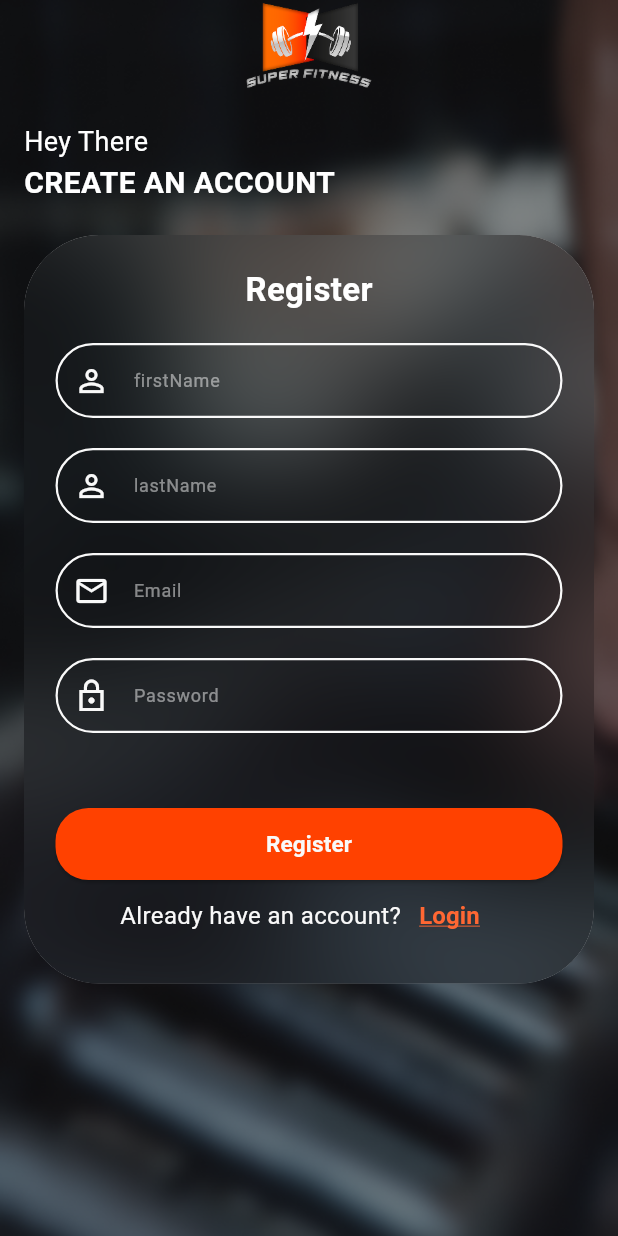
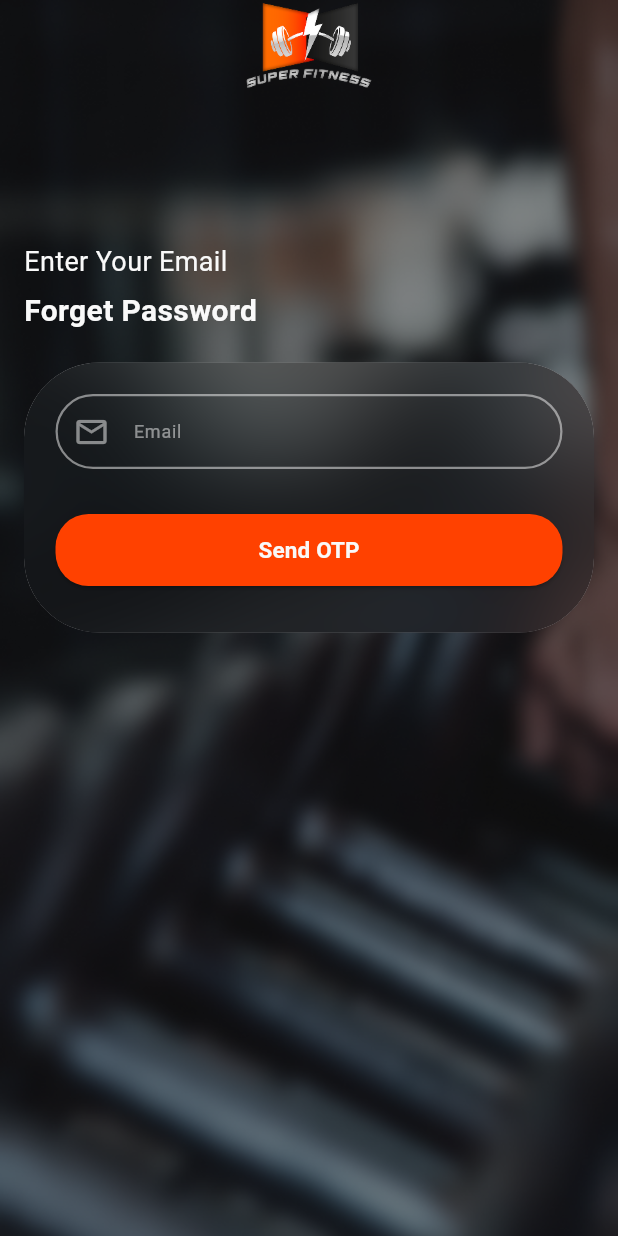
Before and after one commit to moyasser20/super_fitness_app, a Flutter app: the screen it shows after launch, after a tap on "Login", on a phone screen of 412 x 824 dp. Run offline on Flutter 3.47's test engine with Material 3 defaults, Android fonts, the phone set to English and light mode, and no system bars; our stand-ins replace another_flushbar, dio, flutter_bloc, flutter_otp_text_field, flutter_secure_storage, flutter_svg and 8 more; generated files the repository leaves out were written again.

Commit message:
finish the UI of Forget Password Feature

```diff
--- a/lib/core/l10n/app_en.arb
+++ b/lib/core/l10n/app_en.arb
@@ -1,4 +1,22 @@
 {
   "hello": "Hello",
-  "welcome": "Welcome to Super Fitness!"
+  "welcome": "Welcome to Super Fitness!",
+  "enterYourEmail": "Enter Your Email",
+  "forgetPassword": "Forget Password",
+  "emailHint": "Email",
+  "sendOtp": "Send OTP",
+  "emailValidation": "Please enter your email",
+  "otpCode": "OTP Code",
+  "enterOtpMessage": "Enter Your OTP Check Your Email",
+  "confirm": "Confirm",
+  "didntReceiveCode": "Didn't receive verification code?",
+  "resendCode": "Resend Code?",
+  "passwordRequirement": "Make sure it’s 8 characters or more",
+  "createNewPassword": "Create New Password",
+  "newPasswordHint": "New Password",
+  "confirmPasswordHint": "Confirm Password",
+  "passwordRequiredError": "Please enter your password",
+  "done": "Done",
+  "passwordInvalidError": "Password must contain at least 8 characters, including letters, numbers, and a special symbol",
+  "passwordMismatchError": "Passwords do not match"
 }
--- a/lib/core/l10n/translation/app_localizations.dart
+++ b/lib/core/l10n/translation/app_localizations.dart
@@ -106,6 +106,114 @@ abstract class AppLocalizations {
   /// In en, this message translates to:
   /// **'Welcome to Super Fitness!'**
   String get welcome;
+
+  /// No description provided for @enterYourEmail.
+  ///
+  /// In en, this message translates to:
+  /// **'Enter Your Email'**
+  String get enterYourEmail;
+
+  /// No description provided for @forgetPassword.
+  ///
+  /// In en, this message translates to:
+  /// **'Forget Password'**
+  String get forgetPassword;
+
+  /// No description provided for @emailHint.
+  ///
+  /// In en, this message translates to:
+  /// **'Email'**
+  String get emailHint;
+
+  /// No description provided for @sendOtp.
+  ///
+  /// In en, this message translates to:
+  /// **'Send OTP'**
+  String get sendOtp;
+
+  /// No description provided for @emailValidation.
+  ///
+  /// In en, this message translates to:
+  /// **'Please enter your email'**
+  String get emailValidation;
+
+  /// No description provided for @otpCode.
+  ///
+  /// In en, this message translates to:
+  /// **'OTP Code'**
+  String get otpCode;
+
+  /// No description provided for @enterOtpMessage.
+  ///
+  /// In en, this message translates to:
+  /// **'Enter Your OTP Check Your Email'**
+  String get enterOtpMessage;
+
+  /// No description provided for @confirm.
+  ///
+  /// In en, this message translates to:
+  /// **'Confirm'**
+  String get confirm;
+
+  /// No description provided for @didntReceiveCode.
+  ///
+  /// In en, this message translates to:
+  /// **'Didn\'t receive verification code?'**
+  String get didntReceiveCode;
+
+  /// No description provided for @resendCode.
+  ///
+  /// In en, this message translates to:
+  /// **'Resend Code?'**
+  String get resendCode;
+
+  /// No description provided for @passwordRequirement.
+  ///
+  /// In en, this message translates to:
+  /// **'Make sure it’s 8 characters or more'**
+  String get passwordRequirement;
+
+  /// No description provided for @createNewPassword.
+  ///
+  /// In en, this message translates to:
+  /// **'Create New Password'**
+  String get createNewPassword;
+
+  /// No description provided for @newPasswordHint.
+  ///
+  /// In en, this message translates to:
+  /// **'New Password'**
+  String get newPasswordHint;
+
+  /// No description provided for @confirmPasswordHint.
+  ///
+  /// In en, this message translates to:
+  /// **'Confirm Password'**
+  String get confirmPasswordHint;
+
+  /// No description provided for @passwordRequiredError.
+  ///
+  /// In en, this message translates to:
+  /// **'Please enter your password'**
+  String get passwordRequiredError;
+
+  /// No description provided for @done.
+  ///
+  /// In en, this message translates to:
+  /// **'Done'**
+  String get done;
+
+  /// No description provided for @passwordInvalidError.
+  ///
+  /// In en, this message translates to:
+  /// **'Password must contain at least 8 characters, including letters, numbers, and a special symbol'**
+  String get passwordInvalidError;
+
+  /// No description provided for @passwordMismatchError.
+  ///
+  /// In en, this message translates to:
+  /// **'Passwords do not match'**
+  String get passwordMismatchError;
 }
 
 class _AppLocalizationsDelegate extends LocalizationsDelegate<AppLocalizations> {
--- a/lib/core/routes/on_generate_route.dart
+++ b/lib/core/routes/on_generate_route.dart
@@ -1,6 +1,9 @@
 import 'package:flutter/material.dart';
 import 'package:super_fitness_app/core/routes/route_names.dart';
 
+import '../../features/auth/presentation/forgetpassword/view/screens/email_verification_screen.dart';
+import '../../features/auth/presentation/forgetpassword/view/screens/forget_password_screen.dart';
+import '../../features/auth/presentation/forgetpassword/view/screens/reset_password_screen.dart';
 import '../../features/auth/presentation/register/views/register_screen.dart';
 
 class Routes {
@@ -11,6 +14,21 @@ class Routes {
           builder: (context) => const RegisterScreen(),
           settings: settings,
         );
+        case AppRoutes.forgetPassword:
+        return MaterialPageRoute(
+          builder: (context) => const ForgetPasswordScreen(),
+          settings: settings,
+        );
+        case AppRoutes.emailVerification:
+        return MaterialPageRoute(
+          builder: (context) => const EmailVerificationScreen(),
+          settings: settings,
+        );
+        case AppRoutes.resetPassword:
+        return MaterialPageRoute(
+          builder: (context) => const ResetPasswordScreen(),
+          settings: settings,
+        );
 
       default:
         return MaterialPageRoute(builder: (_) => const Scaffold());
--- a/lib/core/widgets/custom_text_field.dart
+++ b/lib/core/widgets/custom_text_field.dart
@@ -88,11 +88,13 @@ class _CustomTextFormFieldState extends State<CustomTextFormField> {
         floatingLabelBehavior: FloatingLabelBehavior.always,
         focusedBorder: OutlineInputBorder(
           borderRadius: BorderRadius.circular(30),
-          borderSide: BorderSide(color: AppColors.white, width: 1.5),
+          borderSide: BorderSide(color: AppColors.white.withValues(alpha: 0.5),
+              width: 1.5),
         ),
         enabledBorder: OutlineInputBorder(
           borderRadius: BorderRadius.circular(30),
-          borderSide: BorderSide(color: AppColors.white, width: 1.5),
+          borderSide: BorderSide(color: AppColors.white.withValues(alpha: 0.5),
+              width: 1.5),
         ),
         hintText: widget.hint,
         hintStyle: TextStyle(color: AppColors.white.withValues(alpha: 0.5)),
@@ -102,7 +104,7 @@ class _CustomTextFormFieldState extends State<CustomTextFormField> {
                 ? IconButton(
                   icon: Icon(
                     isTextObscured ? Icons.visibility_off : Icons.visibility,
-                    color: AppColors.white,
+                    color: AppColors.white.withValues(alpha: 0.5),
                   ),
                   onPressed: () {
                     setState(() {
--- /dev/null
+++ b/lib/features/auth/presentation/forgetpassword/view/screens/forget_password_screen.dart
@@ -0,0 +1,88 @@
+import 'package:flutter/material.dart';
+import 'package:super_fitness_app/core/theme/app_colors.dart';
+
+import '../../../../../../core/common/widgets/container_with_blur_widget.dart';
+import '../../../../../../core/contants/app_icons.dart';
+import '../../../../../../core/contants/app_images.dart';
+import '../../../../../../core/l10n/translation/app_localizations.dart';
+import '../../../../../../core/routes/route_names.dart';
+import '../../../../../../core/widgets/custom_elevated_button.dart';
+import '../../../../../../core/widgets/custom_text_field.dart';
+
+class ForgetPasswordScreen extends StatelessWidget {
+  const ForgetPasswordScreen({super.key});
+
+  @override
+  Widget build(BuildContext context) {
+    final local = AppLocalizations.of(context)!;
+
+    return Scaffold(
+      body: Container(
+        width: double.infinity,
+        height: double.infinity,
+        decoration: BoxDecoration(
+          image: DecorationImage(
+            image: AssetImage(AppImages.fitnessBc),
+            fit: BoxFit.cover,
+          ),
+        ),
+        child: Padding(
+          padding: const EdgeInsets.symmetric(horizontal: 16.0),
+          child: Column(
+            crossAxisAlignment: CrossAxisAlignment.start,
+            children: [
+              SafeArea(
+                child: Center(
+                  child: Image.asset(AppIcons.fitnessLogo, width: 90),
+                ),
+              ),
+              const SizedBox(height: 100),
+              Text(
+                local.enterYourEmail,
+                style: const TextStyle(fontSize: 18, color:  AppColors.white),
+              ),
+              const SizedBox(height: 5),
+              Text(
+                local.forgetPassword,
+                style: const TextStyle(
+                  fontSize: 20,
+                  fontWeight: FontWeight.bold,
+                  color:  AppColors.white,
+                ),
+              ),
+              const SizedBox(height: 20),
+              ContainerWithBlurWidget(
+                child: Column(
+                  children: [
+                    CustomTextFormField(
+                      hint: local.emailHint,
+                      controller: TextEditingController(),
+                      prefixIcon: Icon(Icons.email_outlined, color: AppColors.white.withOpacity(0.5)),
+                      keyboardType: TextInputType.emailAddress,
+                      validator: (value) {
+                        if (value == null || value.isEmpty) {
+                          return local.emailValidation;
+                        }
+                        return null;
+                      },
+                    ),
+                    const SizedBox(height: 30),
+                    CustomElevatedButton(
+                      width: double.infinity,
+                      color: AppColors.main,
+                      text: local.sendOtp,
+                      onPressed: () {
+                        Navigator.pushNamed(context, AppRoutes.emailVerification);
+                      },
+                    ),
+                    const SizedBox(height: 10),
+                  ],
+                ),
+              ),
+            ],
+          ),
+        ),
+      ),
+    );
+  }
+}
--- a/lib/features/auth/presentation/register/views/register_screen.dart
+++ b/lib/features/auth/presentation/register/views/register_screen.dart
@@ -1,6 +1,7 @@
 import 'package:flutter/material.dart';
 import 'package:flutter_svg/flutter_svg.dart';
 import 'package:super_fitness_app/core/contants/app_images.dart';
+import 'package:super_fitness_app/core/routes/route_names.dart';
 import 'package:super_fitness_app/core/widgets/custom_elevated_button.dart';
 import 'package:super_fitness_app/core/widgets/custom_text_field.dart';
 
@@ -152,7 +153,9 @@ class _RegisterScreenState extends State<RegisterScreen> {
                           ),
                         ),
                         TextButton(
-                          onPressed: () {},
+                          onPressed: () {
+                            Navigator.pushNamed(context, AppRoutes.forgetPassword);
+                          },
                           child: Text(
                             'Login',
                             style: TextStyle(
```
Also changed, not shown: lib/core/l10n/app_ar.arb (+19 -1 lines), lib/core/l10n/translation/app_localizations_ar.dart (+54 -0 lines), lib/core/l10n/translation/app_localizations_en.dart (+54 -0 lines), lib/features/auth/presentation/forgetpassword/view/screens/email_verification_screen.dart (added, +109 -0 lines), lib/features/auth/presentation/forgetpassword/view/screens/reset_password_screen.dart (added, +137 -0 lines), lib/features/auth/presentation/forgetpassword/view/widgets/verification_code_field.dart (added, +41 -0 lines), 2 other files.
